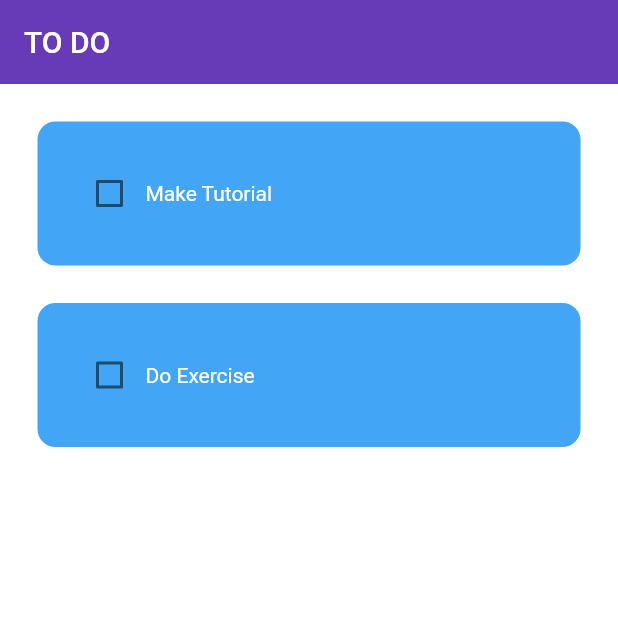
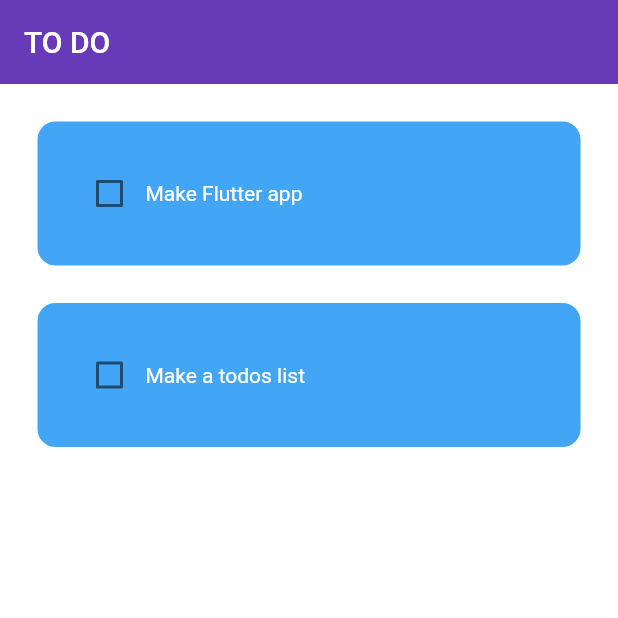
Before and after one commit to haocnttvj/Nhom4_Flutter_project, a Flutter app: the screen it shows after launch, on a phone screen of 412 x 824 dp, the top half of it. Run offline on Flutter 3.47's test engine with Material 2 defaults, Android fonts, the phone set to English and light mode, and no system bars; drawn by our look-alikes of flutter_slidable; our stand-ins replace hive_flutter; accounts and stored records are empty.

Commit message:
Update database.dart

```diff
--- a/lib/data/database.dart
+++ b/lib/data/database.dart
@@ -9,8 +9,8 @@ class ToDoDataBase {
   // run this method if this is the 1st time ever opening this app
   void createInitialData() {
     toDoList = [
-      ["Make Tutorial", false],
-      ["Do Exercise", false],
+      ["Make Flutter app", false],
+      ["Make a todos list", false],
     ];
   }
 
```
